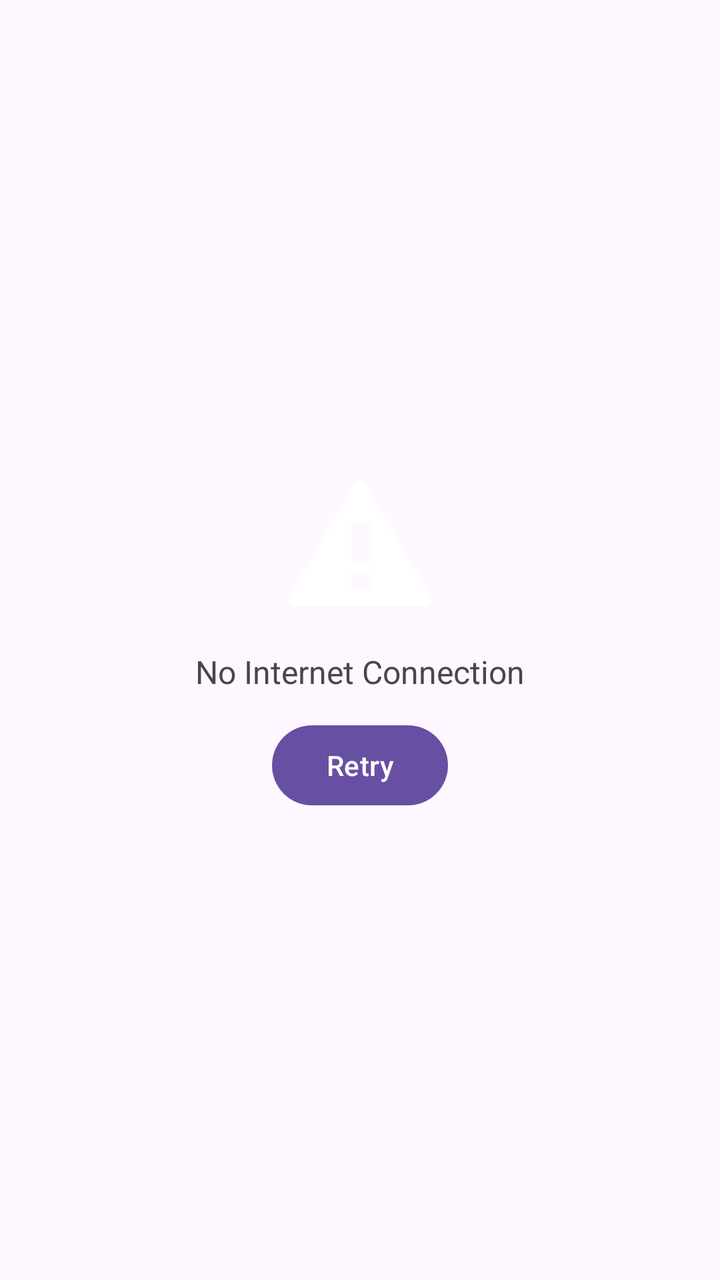
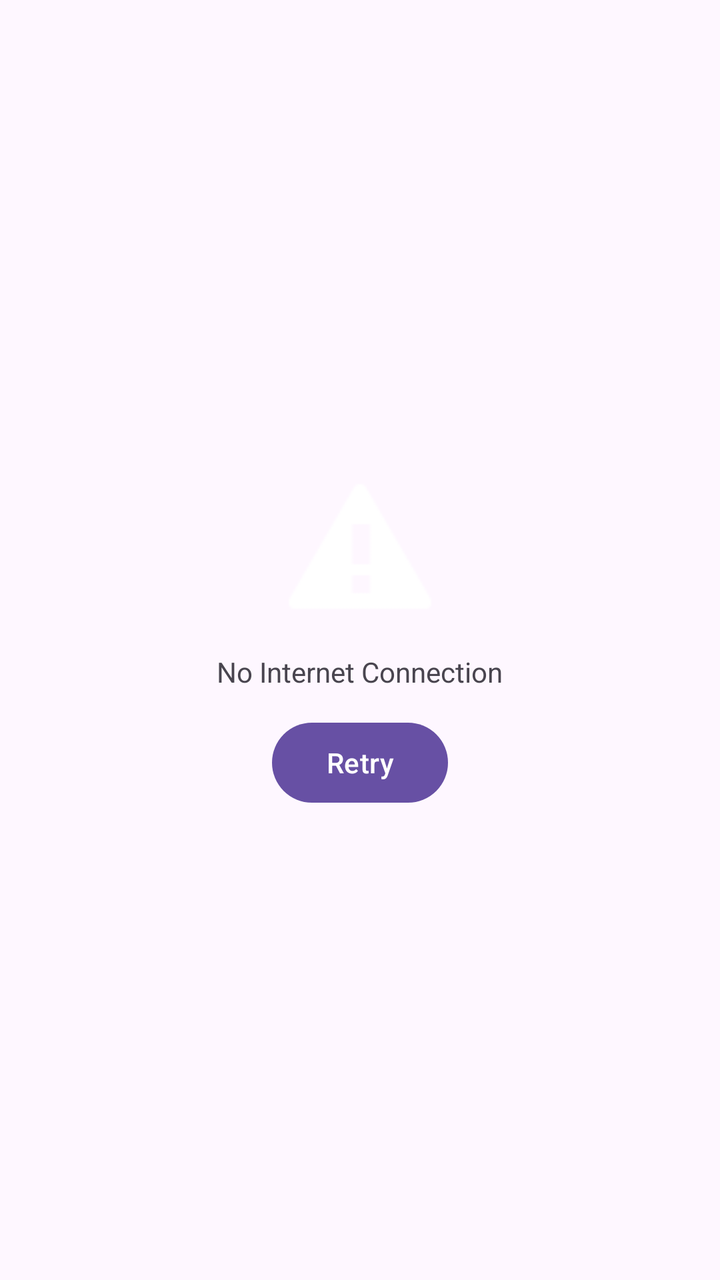

Screens rendered from an Android XML layout before and after an edit, with the pre-edit source and the edit as a unified diff.
<!-- AndroidManifest.xml: another module's application theme Theme.Android_InternetRetryWidget -->
<!-- res/layout/view_internet_retry.xml -->
<?xml version="1.0" encoding="utf-8"?>
<LinearLayout
    xmlns:android="http://schemas.android.com/apk/res/android"
    android:layout_width="match_parent"
    android:layout_height="match_parent"
    android:gravity="center"
    android:orientation="vertical">

    <ImageView
        android:id="@+id/imgIcon"
        android:layout_width="80dp"
        android:layout_height="80dp"
        android:src="@android:drawable/stat_notify_error"/>

    <TextView
        android:id="@+id/tvMessage"
        android:layout_width="wrap_content"
        android:layout_height="wrap_content"
        android:text="No Internet Connection"
        android:textSize="16sp"
        android:padding="12dp"/>

    <Button
        android:id="@+id/btnRetry"
        android:layout_width="wrap_content"
        android:layout_height="wrap_content"
        android:text="Retry"/>

</LinearLayout>
<!-- resources referenced by this layout -->
<resources>
  <style name="Theme.Android_InternetRetryWidget" parent="Base.Theme.Android_InternetRetryWidget" />
  <style name="Base.Theme.Android_InternetRetryWidget" parent="Theme.Material3.DayNight.NoActionBar">
          
          
      </style>
</resources>

<!-- the commit's change to res/layout/view_internet_retry.xml (unified diff, before → after) -->
@@ -1,29 +1,42 @@
-<?xml version="1.0" encoding="utf-8"?>
-<LinearLayout
-    xmlns:android="http://schemas.android.com/apk/res/android"
+<FrameLayout xmlns:android="http://schemas.android.com/apk/res/android"
     android:layout_width="match_parent"
-    android:layout_height="match_parent"
-    android:gravity="center"
-    android:orientation="vertical">
+    android:layout_height="match_parent">
 
-    <ImageView
-        android:id="@+id/imgIcon"
-        android:layout_width="80dp"
-        android:layout_height="80dp"
-        android:src="@android:drawable/stat_notify_error"/>
+    
+    <LinearLayout
+        android:id="@+id/layoutContent"
+        android:layout_width="match_parent"
+        android:layout_height="match_parent"
+        android:gravity="center"
+        android:orientation="vertical">
 
-    <TextView
-        android:id="@+id/tvMessage"
+        <ImageView
+            android:id="@+id/imgIcon"
+            android:layout_width="80dp"
+            android:layout_height="80dp"
+            android:src="@android:drawable/stat_notify_error"/>
+
+        <TextView
+            android:id="@+id/tvMessage"
+            android:layout_width="wrap_content"
+            android:layout_height="wrap_content"
+            android:text="No Internet Connection"
+            android:padding="12dp"/>
+
+        <Button
+            android:id="@+id/btnRetry"
+            android:layout_width="wrap_content"
+            android:layout_height="wrap_content"
+            android:text="Retry"/>
+
+    </LinearLayout>
+
+    
+    <ProgressBar
+        android:id="@+id/progressBar"
         android:layout_width="wrap_content"
         android:layout_height="wrap_content"
-        android:text="No Internet Connection"
-        android:textSize="16sp"
-        android:padding="12dp"/>
+        android:layout_gravity="center"
+        android:visibility="gone"/>
 
-    <Button
-        android:id="@+id/btnRetry"
-        android:layout_width="wrap_content"
-        android:layout_height="wrap_content"
-        android:text="Retry"/>
-
-</LinearLayout>
+</FrameLayout>
